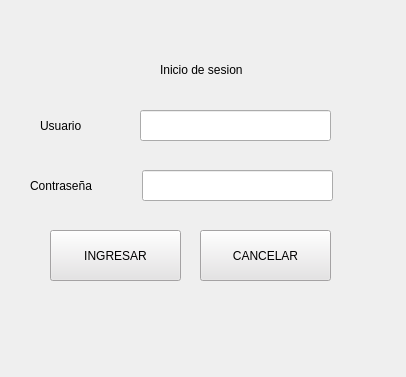
Above: QT_UI/ui_login.ui from gamijoam/facturacionProyecto before the change. Below: the same form after it.
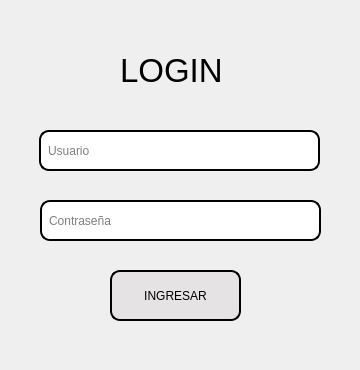
That is the form after the change.

Patch:
```diff
--- a/QT_UI/ui_login.ui
+++ b/QT_UI/ui_login.ui
@@ -6,8 +6,8 @@
    <rect>
     <x>0</x>
     <y>0</y>
-    <width>406</width>
-    <height>377</height>
+    <width>360</width>
+    <height>370</height>
    </rect>
   </property>
   <property name="windowTitle">
@@ -16,79 +16,59 @@
   <property name="styleSheet">
    <string notr="true"/>
   </property>
-  <widget class="QLabel" name="label">
-   <property name="geometry">
-    <rect>
-     <x>40</x>
-     <y>110</y>
-     <width>101</width>
-     <height>31</height>
-    </rect>
-   </property>
-   <property name="styleSheet">
-    <string notr="true">font: 13pt &quot;Segoe UI&quot;;</string>
-   </property>
-   <property name="text">
-    <string>Usuario</string>
-   </property>
-  </widget>
-  <widget class="QLabel" name="label_2">
-   <property name="geometry">
-    <rect>
-     <x>30</x>
-     <y>170</y>
-     <width>101</width>
-     <height>31</height>
-    </rect>
-   </property>
-   <property name="styleSheet">
-    <string notr="true">font: 13pt &quot;Segoe UI&quot;;</string>
-   </property>
-   <property name="text">
-    <string>Contraseña</string>
-   </property>
-  </widget>
-  <widget class="QLineEdit" name="lineEdit_2">
-   <property name="geometry">
-    <rect>
-     <x>142</x>
-     <y>170</y>
-     <width>191</width>
-     <height>31</height>
-    </rect>
-   </property>
-  </widget>
   <widget class="QLineEdit" name="lineEdit_3">
+   <property name="enabled">
+    <bool>true</bool>
+   </property>
    <property name="geometry">
     <rect>
-     <x>140</x>
-     <y>110</y>
-     <width>191</width>
-     <height>31</height>
+     <x>39</x>
+     <y>130</y>
+     <width>281</width>
+     <height>41</height>
     </rect>
    </property>
+   <property name="styleSheet">
+    <string notr="true">
+    border: 2px solid black;       /* Borde negro de 2px de grosor */
+    border-radius: 10px;           /* Bordes redondeados */
+    padding: 5px;                  /* Espacio interno */
+    background-color: white;       /* Color de fondo */
+</string>
+   </property>
+   <property name="placeholderText">
+    <string>Usuario</string>
+   </property>
   </widget>
   <widget class="QLabel" name="label_3">
    <property name="geometry">
     <rect>
-     <x>160</x>
-     <y>60</y>
-     <width>171</width>
-     <height>20</height>
+     <x>120</x>
+     <y>50</y>
+     <width>261</width>
+     <height>41</height>
     </rect>
    </property>
+   <property name="font">
+    <font>
+     <family>Segoe UI</family>
+     <pointsize>25</pointsize>
+     <italic>false</italic>
+     <bold>false</bold>
+    </font>
+   </property>
    <property name="styleSheet">
     <string notr="true">font: 15pt &quot;Segoe UI&quot;;</string>
    </property>
    <property name="text">
-    <string>Inicio de sesion</string>
+    <string>LOGIN</string>
    </property>
   </widget>
   <widget class="QPushButton" name="pushButton">
    <property name="geometry">
     <rect>
-     <x>50</x>
-     <y>230</y>
+     <x>110</x>
+     <y>270</y>
      <width>131</width>
      <height>51</height>
     </rect>
@@ -96,28 +76,37 @@
    <property name="styleSheet">
     <string notr="true">background-color: #E5E3E4;
 font: 700 12pt &quot;Segoe UI&quot;;
-font: 700 italic 12pt &quot;Segoe UI&quot;;</string>
+font: 700 italic 12pt &quot;Segoe UI&quot;;
+ border: 2px solid black;       /* Borde negro de 2px de grosor */
+    border-radius: 10px;           /* Bordes redondeados */
+    padding: 5px</string>
    </property>
    <property name="text">
     <string>INGRESAR</string>
    </property>
   </widget>
-  <widget class="QPushButton" name="pushButton_2">
+  <widget class="QLineEdit" name="lineEdit_4">
+   <property name="enabled">
+    <bool>true</bool>
+   </property>
    <property name="geometry">
     <rect>
-     <x>200</x>
-     <y>230</y>
-     <width>131</width>
-     <height>51</height>
+     <x>40</x>
+     <y>200</y>
+     <width>281</width>
+     <height>41</height>
     </rect>
    </property>
    <property name="styleSheet">
-    <string notr="true">background-color: #E5E3E4;
-font: 700 12pt &quot;Segoe UI&quot;;
-font: 700 italic 12pt &quot;Segoe UI&quot;;</string>
+    <string notr="true">
+    border: 2px solid black;       /* Borde negro de 2px de grosor */
+    border-radius: 10px;           /* Bordes redondeados */
+    padding: 5px;                  /* Espacio interno */
+    background-color: white;       /* Color de fondo */
+</string>
    </property>
-   <property name="text">
-    <string>CANCELAR</string>
+   <property name="placeholderText">
+    <string>Contraseña</string>
    </property>
   </widget>
  </widget>
```
Left out of the diff: 4 changed lines with no effect on the pictures.
